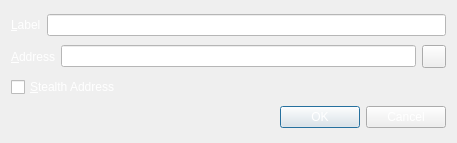
The window that src/qt/forms/editaddressdialog.ui (SpectreSecurityCoin/SpectreSecurityCoin) describes before a commit, drawn with Qt 5.
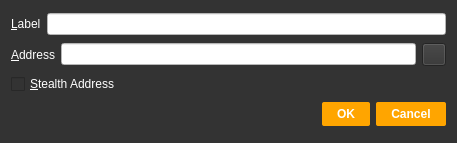
The same window after the commit. Icons and pictures are not drawn.

The edit to the form file:
```diff
--- a/src/qt/forms/editaddressdialog.ui
+++ b/src/qt/forms/editaddressdialog.ui
@@ -14,7 +14,8 @@
    <string>Edit Address</string>
   </property>
   <property name="styleSheet">
-   <string notr="true">color: rgb(255, 255, 255);</string>
+   <string notr="true">background-color:rgb(51, 51, 51);
+color: rgb(255, 255, 255);</string>
   </property>
   <layout class="QGridLayout" name="gridLayout_2">
    <item row="0" column="0">
@@ -96,6 +97,14 @@
    </item>
    <item row="3" column="0">
     <widget class="QDialogButtonBox" name="buttonBox">
+     <property name="styleSheet">
+      <string notr="true">background-color: rgb(255, 165, 0); 
+font: 75 10pt 'Ubuntu';
+font-weight:bold; 
+border-radius:2px; 
+padding:5px 15px;
+color: rgb(255, 255, 255);</string>
+     </property>
      <property name="orientation">
       <enum>Qt::Horizontal</enum>
      </property>
```
